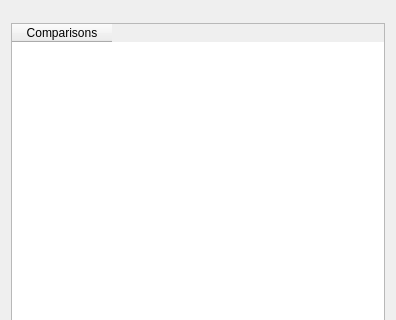
First picture: the form in atef/ui/device_configuration_page.ui, repository pcdshub/atef, before the edit; both pictures show x 0 to 396 and y 0 to 320 of the 396 by 488 pixel window.
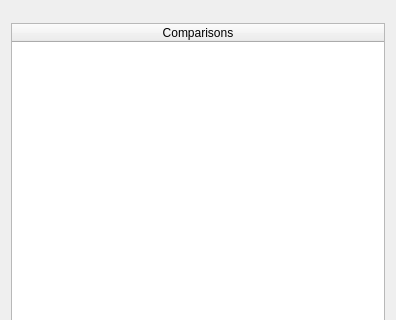
Second picture: the form after the edit.

What changed in the file:
```diff
--- a/atef/ui/device_configuration_page.ui
+++ b/atef/ui/device_configuration_page.ui
@@ -36,6 +36,9 @@
    </item>
    <item>
     <widget class="QTableWidget" name="comparisons_table">
+     <attribute name="horizontalHeaderStretchLastSection">
+      <bool>true</bool>
+     </attribute>
      <attribute name="verticalHeaderVisible">
       <bool>false</bool>
      </attribute>
```
